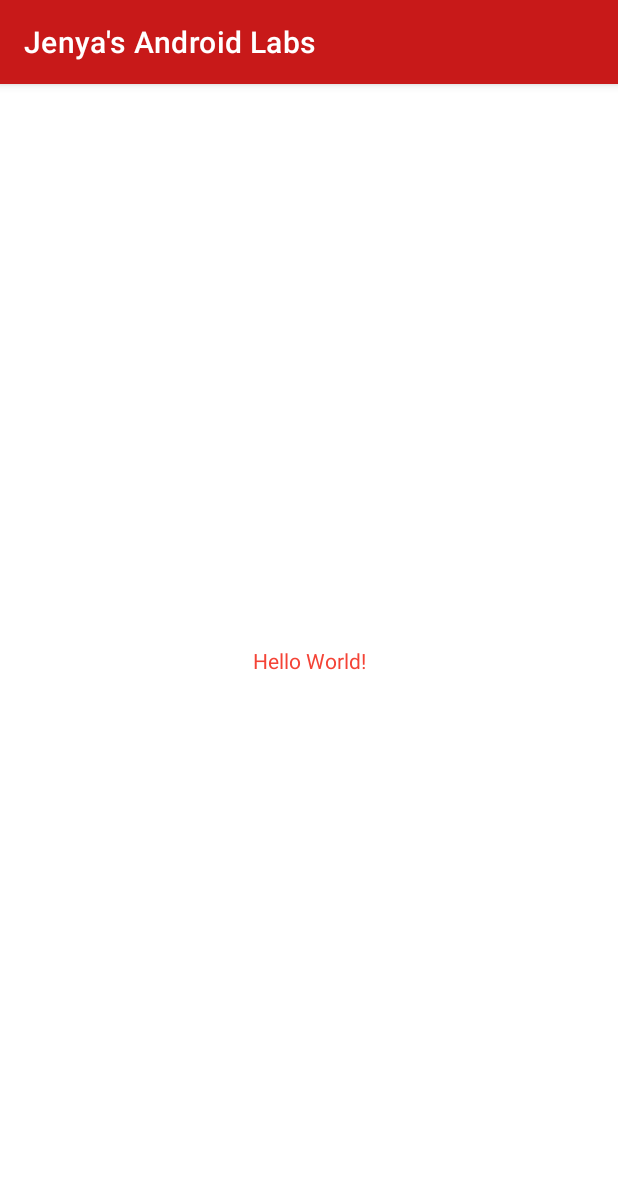
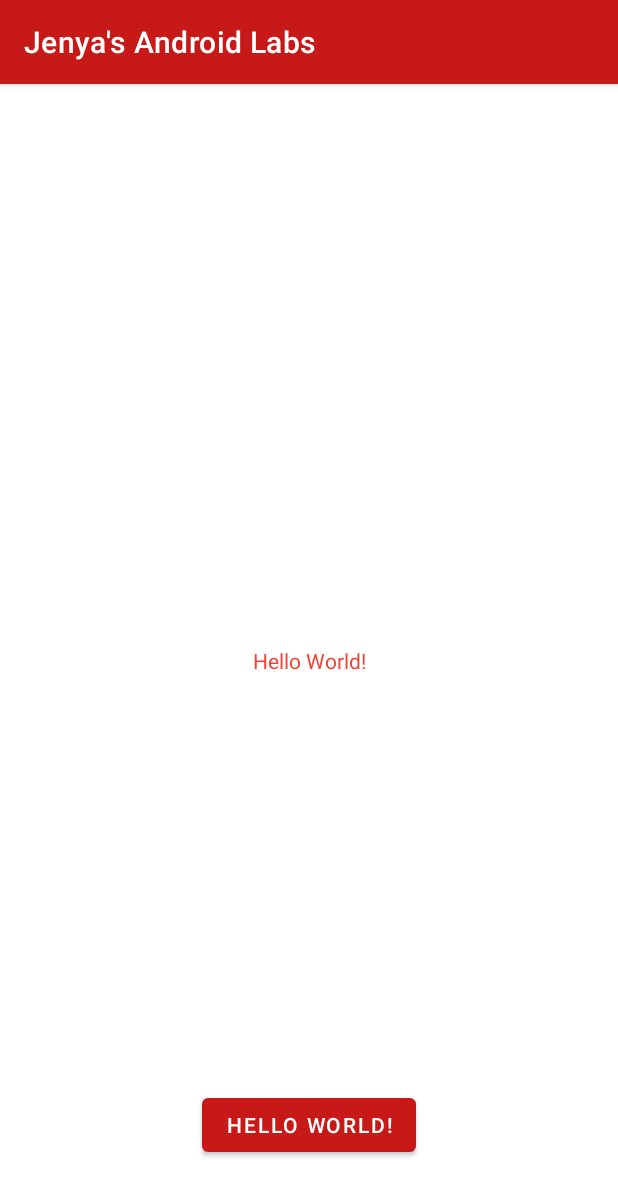
Before and after one commit to Jenyapy/MyAndroidLabs, an Android app: the screen it shows after launch (MainActivity), on a phone screen of 412 x 824 dp. Shown: the top 1196 px of the screen. Run offline under Robolectric (Android 15) with nearby library versions, the phone set to English and light mode, and no system bars.

Commit message:
Third Commit: Added button and French language support.

```diff
--- a/app/src/main/res/layout/activity_main.xml
+++ b/app/src/main/res/layout/activity_main.xml
@@ -9,10 +9,21 @@
     <TextView
         android:layout_width="wrap_content"
         android:layout_height="wrap_content"
-        android:text="Hello World!"
+        android:text="@string/hello_message"
         app:layout_constraintBottom_toBottomOf="parent"
         app:layout_constraintLeft_toLeftOf="parent"
         app:layout_constraintRight_toRightOf="parent"
         app:layout_constraintTop_toTopOf="parent" />
 
+    <Button
+        android:layout_width="wrap_content"
+        android:layout_height="wrap_content"
+        android:layout_marginBottom="50dp"
+        android:text="@string/hello_message"
+        app:layout_constraintBottom_toBottomOf="parent"
+        app:layout_constraintEnd_toEndOf="parent"
+        app:layout_constraintHorizontal_bias="0.5"
+        app:layout_constraintStart_toStartOf="parent" />
+
+
 </androidx.constraintlayout.widget.ConstraintLayout>
--- a/app/src/main/res/values/strings.xml
+++ b/app/src/main/res/values/strings.xml
@@ -1,3 +1,5 @@
 <resources>
     <string name="app_name">Jenya\'s Android Labs</string>
+    <string name="hello_message">Hello World!</string>
+    <string name="button_message">I\'m a button</string>
 </resources>
```
Also changed, not shown: 1 other file.
